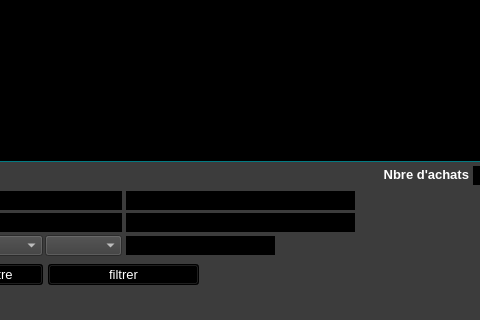
Before: the Qt Designer form ui/yeroth-erp-achats-window.ui in xnoumbissinoundou/yeroth-erp-3.0, drawn with Qt 5; both pictures show x 119 to 599 and y 280 to 600 of the 800 by 600 pixel window.
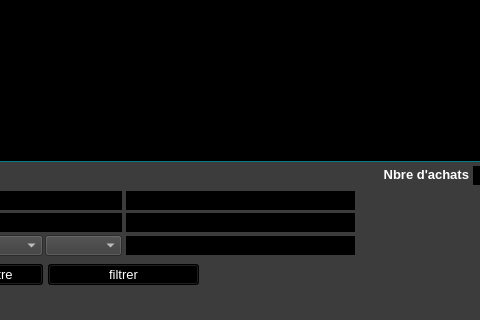
After: the same form once the commit is applied. Icons and pictures are not drawn. Custom widgets are drawn as their Qt base class.

The edit to the form file:
```diff
--- a/ui/yeroth-erp-achats-window.ui
+++ b/ui/yeroth-erp-achats-window.ui
@@ -3087,7 +3087,7 @@
      <rect>
       <x>244</x>
       <y>465</y>
-      <width>151</width>
+      <width>231</width>
       <height>21</height>
      </rect>
     </property>
```
